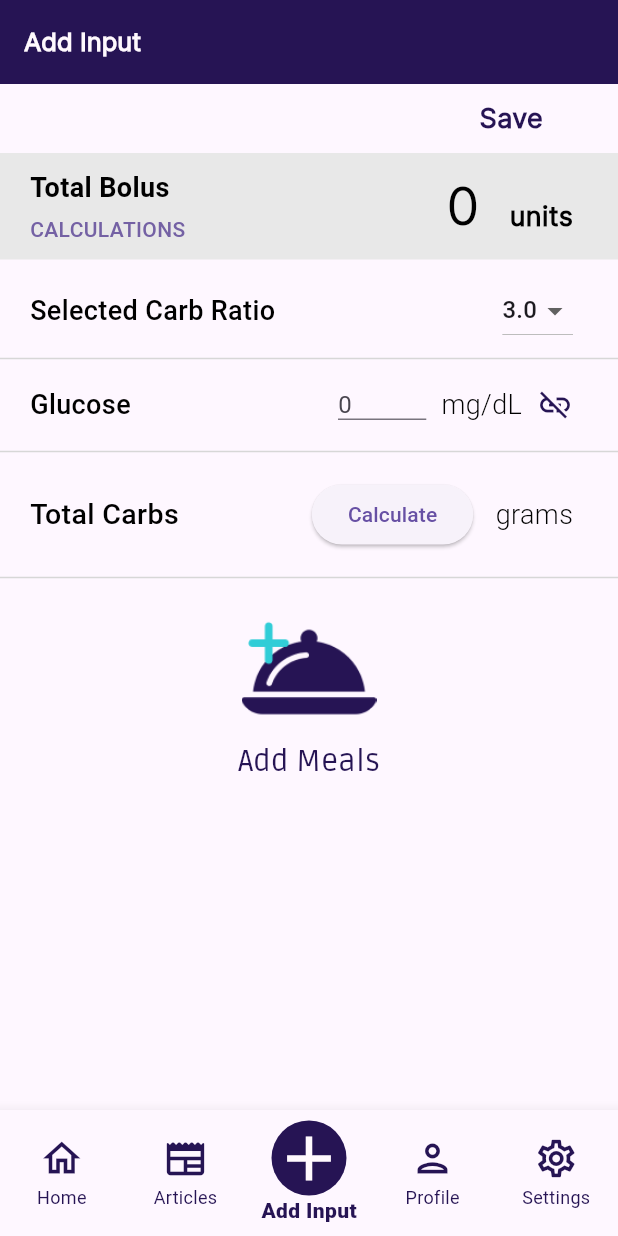
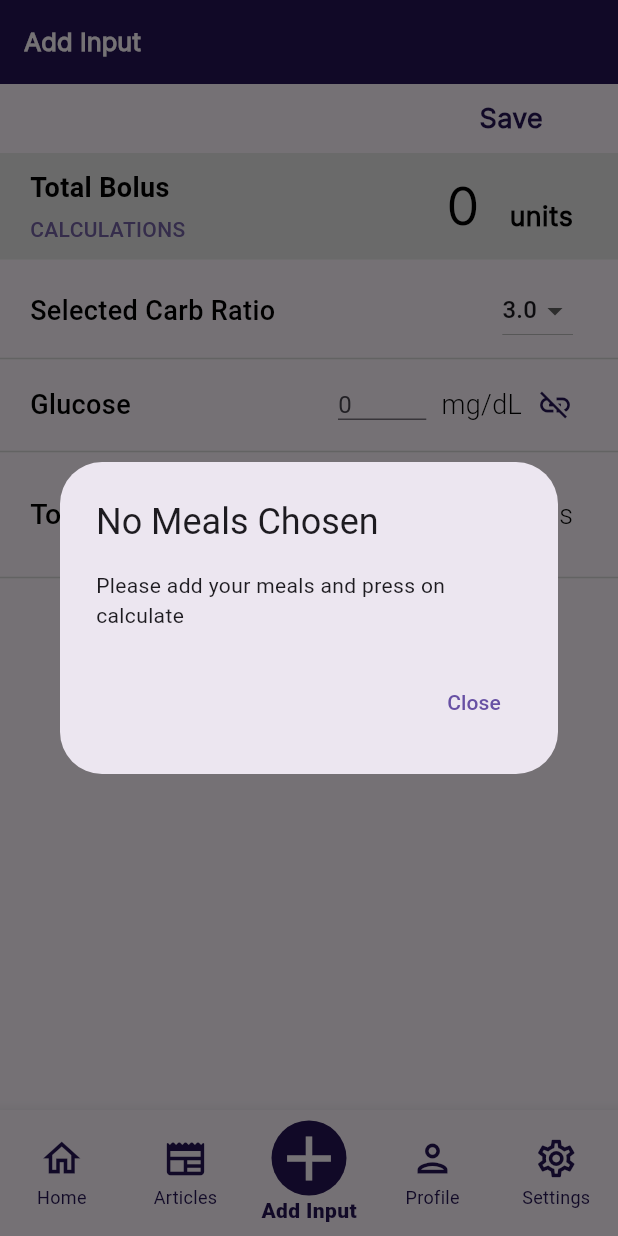
Before and after one commit to Layal-sh/senior-project, a Flutter app: the App screen opened by its route, item 3 of the bottom bar chosen, after a tap on "Save", on a phone screen of 412 x 824 dp. Run offline on Flutter 3.47's test engine with Material 3 defaults, Android fonts, the phone set to English and light mode, and no system bars; our stand-ins replace fl_chart, image_picker, shared_preferences, sqflite, sqflite_common_ffi; accounts and stored records are empty; network calls fail.

Commit message:
dashboard done

```diff
--- a/lib/application/app.dart
+++ b/lib/application/app.dart
@@ -25,16 +25,60 @@ class App extends StatefulWidget {
 
 Timer? _timer;
 var selectedIndex = 0;
+List articles = [];
+List<bool>? starred;
 
 class _AppState extends State<App> {
+  void fetchArticles() async {
+    List<String> searches = [
+      'diabetes type 1',
+      'diabetes lifestyle',
+      'diabetes article',
+      'diabetes insulin'
+    ];
+
+    for (String s in searches) {
+      logger.info("getting $s");
+      final response =
+          await http.get(Uri.parse('http://$localhost:8000/News/$s'));
+      logger.info("got $s");
+      if (response.statusCode == 200) {
+        List<dynamic> responseData = jsonDecode(response.body);
+        DBHelper dbHelper = DBHelper.instance;
+        for (var article in responseData) {
+          List<Map> result = await dbHelper.checkArticle(article['link']);
+          starred!.add(result.isNotEmpty);
+        }
+        responseData.sort((a, b) {
+          if (a['date'] != null && b['date'] != null) {
+            try {
+              DateFormat format = DateFormat("MMM dd, yyyy");
+              DateTime dateA = format.parse(a['date']);
+              DateTime dateB = format.parse(b['date']);
+              return dateB.compareTo(dateA);
+            } catch (e) {
+              return 0;
+            }
+          }
+          return 0;
+        });
+        if (mounted) {
+          setState(() {
+            articles.addAll(responseData);
+          });
+        }
+      }
+    }
+  }
+
   @override
   void initState() {
     super.initState();
     TotalCarbs();
     selectedIndex = 0;
-    _timer = Timer.periodic(const Duration(seconds: 1), (timer) {
-      setState(() {});
-    });
+
+    starred = [];
+    fetchArticles();
   }
 
   @override
@@ -68,7 +112,9 @@ class _AppState extends State<App> {
         _timer?.cancel();
         break;
       case 2:
-        page = const AddInput();
+        page = AddInput(
+          changeTab: onTabTapped,
+        );
         break;
       case 3:
         page = Profile();
@@ -2133,7 +2179,7 @@ class Articles extends StatefulWidget {
 }
 
 class _ArticlesState extends State<Articles> {
-  List articles = [];
+  /*List articles = [];
   List<bool>? starred;
 
   @override
@@ -2182,10 +2228,13 @@ class _ArticlesState extends State<Articles> {
             articles.addAll(responseData);
           });
         }
-      } else {
-        const Text("Could not connect to the internet");
       }
     }
+  }
+*/
+  @override
+  void initState() {
+    super.initState();
   }
 
   bool _isPressed = false;
@@ -2605,7 +2654,8 @@ class _ArticlesState extends State<Articles> {
 }
 
 class AddInput extends StatefulWidget {
-  const AddInput({super.key});
+  final Function changeTab;
+  AddInput({required this.changeTab});
 
   @override
   _AddInputState createState() => _AddInputState();
@@ -2714,23 +2764,97 @@ class _AddInputState extends State<AddInput> {
                                 );
                               },
                             );
-                            double glucoseLevel =
-                                double.parse(_GlucoseController.text);
+
                             if (getChosenMeals().isNotEmpty &&
                                 _GlucoseController.text.isNotEmpty) {
                               /*bolusCalculation =
                                   calculateDosage(totalCarbs, glucoseLevel);
 */
-                              DBHelper dbHelper = DBHelper.instance;
-                              dbHelper.createEntry(glucoseLevel,
-                                  bolusCalculation.value, date, chosenMeals);
-                              print('Chosen Meals:');
-                              print(chosenMeals);
-                              print('Total Carbs:');
-                              print(calculateTotalCarbs(getChosenMeals()));
+                              showDialog(
+                                context: context,
+                                builder: (BuildContext context) {
+                                  return AlertDialog(
+                                    title: const Text(
+                                        'Are you sure you want to save the input?'),
+                                    actions: <Widget>[
+                                      Row(
+                                        children: [
+                                          TextButton(
+                                            child: const Text('No'),
+                                            onPressed: () {
+                                              Navigator.of(context).pop();
+                                            },
+                                          ),
+                                          TextButton(
+                                            child: const Text('Yes'),
+                                            onPressed: () {
+                                              double glucoseLevel =
+                                                  double.parse(
+                                                      _GlucoseController.text);
+                                              DBHelper dbHelper =
+                                                  DBHelper.instance;
+                                              dbHelper.createEntry(
+                                                  glucoseLevel,
+                                                  bolusCalculation.value,
+                                                  date,
+                                                  chosenMeals);
+                                              print('Chosen Meals:');
+                                              print(chosenMeals);
+                                              print('Total Carbs:');
+                                              print(calculateTotalCarbs(
+                                                  getChosenMeals()));
+                                              Navigator.of(context).pop();
+                                              setState(() {
+                                                widget.changeTab(0);
+                                              });
+                                            },
+                                          ),
+                                        ],
+                                      ),
+                                    ],
+                                  );
+                                },
+                              );
+
                               //refresh the page after pressing the save button or go back to dashboard idk
-                            } else {
-                              print("NO WORKY");
+                            } else if (getChosenMeals().isEmpty) {
+                              showDialog(
+                                context: context,
+                                builder: (BuildContext context) {
+                                  return AlertDialog(
+                                    title: const Text('No Meals Chosen'),
+                                    content: const Text(
+                                        'Please add your meals and press on calculate'),
+                                    actions: <Widget>[
+                                      TextButton(
+                                        child: const Text('Close'),
+                                        onPressed: () {
+                                          Navigator.of(context).pop();
+                                        },
+                                      ),
+                                    ],
+                                  );
+                                },
+                              );
+                            } else if (_GlucoseController.text.isEmpty) {
+                              showDialog(
+                                context: context,
+                                builder: (BuildContext context) {
+                                  return AlertDialog(
+                                    title: const Text('Invalid Glucose input'),
+                                    content: const Text(
+                                        'Please enter your glucose levels'),
+                                    actions: <Widget>[
+                                      TextButton(
+                                        child: const Text('Close'),
+                                        onPressed: () {
+                                          Navigator.of(context).pop();
+                                        },
+                                      ),
+                                    ],
+                                  );
+                                },
+                              );
                             }
                           },
                           child: const Text(
```
